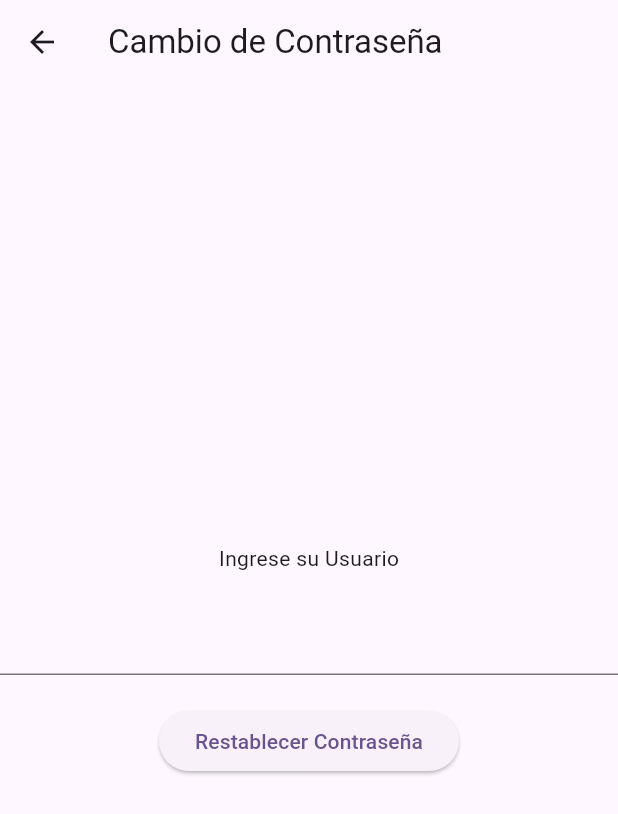
After one commit to Atom-137/Proyecto-Graduacion, a Flutter app: the screen it shows after launch, after a tap on "¿Olvidaste la contraseña?", on a phone screen of 412 x 824 dp. The commit adds this screen. Shown: the top 814 px of the screen. Run offline on Flutter 3.47's test engine with Material 3 defaults, Android fonts, the phone set to English and light mode, and no system bars; our stand-ins replace go_router; network calls fail.

Commit message:
Reset contraseña

```diff
--- a/lib/pantallas/home_screen.dart
+++ b/lib/pantallas/home_screen.dart
@@ -28,7 +28,7 @@ class HomeScreen extends StatelessWidget {
               margin : const EdgeInsets.all(8.0),
               child  : ListTile(
                 title    : Text(rutaAux['modulo']!),
-                subtitle : const Text('Este es el subtitulo'),
+                subtitle : Text(rutaAux['descripcion']!),
                 trailing : const Icon(Icons.arrow_forward),
                 onTap    : () {
                          context.go( rutaAux['path']! );
--- a/lib/pantallas/iniciar_sesion_screen.dart
+++ b/lib/pantallas/iniciar_sesion_screen.dart
@@ -99,8 +99,9 @@ class Datos extends StatefulWidget {
 
 class _DatosState extends State<Datos> {
 
-  bool               obs        = true;
-  Map<String,String> datosLogin = {};
+  bool               obs            = true;
+  Map<String,String> datosLogin     = {};
+  bool               confirmarPass  = false;
 
   @override
   Widget build(BuildContext context) {
@@ -160,6 +161,23 @@ class _DatosState extends State<Datos> {
                 ),
                 onChanged: ( value ) => datosLogin['password'] = value,
               ),
+              if( confirmarPass )
+              TextFormField(
+                obscureText: obs,
+                decoration: InputDecoration(
+                  border: const OutlineInputBorder(),
+                  hintText: 'Confirme su Contraseña',
+                  suffixIcon: IconButton(
+                    icon: const Icon( Icons.remove_red_eye_outlined),
+                    onPressed: () {
+                      setState(() {
+                        obs = !obs;
+                      });
+                    },
+                  )
+                ),
+                onChanged: ( value ) => datosLogin['password'] = value,
+              ),
               const SizedBox( height: 20 ),
               Column(
                   children: [
@@ -168,7 +186,7 @@ class _DatosState extends State<Datos> {
                   width: double.infinity,
                     height: 50,
                     child: ElevatedButton(
-                      onPressed: () async{
+                      onPressed: () async {
 
                         if( datosLogin['username'] == null || datosLogin['username']!.isEmpty ){
                           UltisWidget().mostrarMensaje(context, 'Ingrese su Usuario', Colors.orange);
@@ -181,11 +199,15 @@ class _DatosState extends State<Datos> {
                             RespuestaApi rs      = await auth.login(datosLogin);
                             Color colorRespuesta = rs.respuesta == 'success' ? Colors.green : Colors.orange;
 
+
                             if( !context.mounted ) return;
 
                             UltisWidget().mostrarMensaje(context, rs.mensaje, colorRespuesta);
 
                             if( rs.respuesta == 'success'){
+                                setState(() {
+                                  confirmarPass = true;
+                                });
                                 context.goNamed('home');
                             }
                         }
@@ -202,7 +224,8 @@ class _DatosState extends State<Datos> {
                       ),
                     ),
                   ),
-                const SizedBox(),
+                    const SizedBox(),
+                    const ResetPassword()
                 ],
               )
             ],
@@ -214,35 +237,27 @@ class _DatosState extends State<Datos> {
 }
 
 
-/*class Remember extends StatefulWidget {
-  const Remember({super.key});
+class ResetPassword extends StatefulWidget {
+  const ResetPassword({super.key});
 
   @override
-  State<Remember> createState() => _RememberState();
+  State<ResetPassword> createState() => _ResetPassword();
 }
 
-class _RememberState extends State<Remember> {
+class _ResetPassword extends State<ResetPassword> {
   @override
   Widget build(BuildContext context) {
 
-    bool valor = false;
-
     return Row(
       children: [
-        Checkbox(value: valor,
-                 onChanged: (valor) {
-                   setState(() {
-                     valor = !valor!;
-                   });
-                 }
-        ),
-        const Text('Recordarme'),
         const Spacer(),
         TextButton(
-          onPressed: (){},
+          onPressed: (){
+              context.go('/login/resetPassword');
+          },
           child: const Text('¿Olvidaste la contraseña?')
         )
       ],
     );
   }
-}*/
+}
--- /dev/null
+++ b/lib/pantallas/reset_password_screen.dart
@@ -0,0 +1,29 @@
+import 'package:flutter/material.dart';
+
+
+class ResetPasswordScreen extends StatelessWidget {
+  const ResetPasswordScreen({super.key});
+
+  @override
+  Widget build(BuildContext context) {
+
+    String userReset;
+
+    return Scaffold(
+      appBar: AppBar( title: Text('Cambio de Contraseña')),
+      body: Column(
+          crossAxisAlignment: CrossAxisAlignment.center,
+          mainAxisAlignment:  MainAxisAlignment.center,
+          children: [
+            Text('Ingrese su Usuario'),
+            SizedBox( height:  20,),
+            TextFormField(onChanged: (value) => userReset = value ),
+            SizedBox( height:  20,),
+            ElevatedButton(onPressed: () => {
+
+            }, child: Text('Restablecer Contraseña'))
+          ],
+      ),
+    );
+  }
+}
--- a/lib/routes/main_route.dart
+++ b/lib/routes/main_route.dart
@@ -1,6 +1,7 @@
 
 import 'package:app_notas_v2/pantallas/ciclo_escolar_screen.dart';
 import 'package:app_notas_v2/pantallas/registro_grados_screen.dart';
+import 'package:app_notas_v2/pantallas/reset_password_screen.dart';
 import 'package:app_notas_v2/pantallas/screens.dart';
 import 'package:app_notas_v2/pantallas/ver_estudiantes_screen.dart';
 import 'package:app_notas_v2/pantallas/ver_maestros_screen.dart';
@@ -61,16 +62,21 @@ class MainRoute{
               path    : 'cicloEscolar',
               name    : 'cicloEscolar',
               builder : (context, state) => const CicloEscolarScreen(),
-            ),
-
+            )
           ]
         ),
         GoRoute(
           path    : '/login' ,
           name    : 'login',
-          builder : (context, state) => const IniciarSesionScreen()
-        ),
-
+          builder : (context, state) => const IniciarSesionScreen(),
+          routes  : [
+            GoRoute(
+                path    : 'resetPassword',
+                name    : 'resetPassword',
+                builder : (context, state) => const ResetPasswordScreen()
+            )
+          ]
+        )
       ]
   );
 
@@ -84,6 +90,6 @@ class MainRoute{
     {'modulo': 'Ver Estudiantes'    , 'path':'/verEstudiantes', 'descripcion': 'Modulo para visualizacion de Estudiantes'},
     {'modulo': 'Ver Maestros'       , 'path':'/verMaestros'   , 'descripcion': 'Modulo para visualizacion de Masetros'},
     {'modulo': 'Ciclos Escolares'   , 'path':'/cicloEscolar'  , 'descripcion': 'Modulo para Ciclos Escolares'},
-
+    // {'modulo': 'Reset Password'     , 'path':'/resetPassword'  , 'descripcion': 'Modulo para Ciclos Escolares'},
   ];
 }
--- a/lib/shared/services/query_service.dart
+++ b/lib/shared/services/query_service.dart
@@ -5,10 +5,10 @@ import '../../models/models.dart';
 
 class QueryService{
 
-  final String _baseUrl = 'http://192.168.0.187:5000/apinotas';
+  // final String _baseUrl = 'http://192.168.0.187:5000/apinotas';
 
   // CONFIG PRODUCCION
-  // final String _baseUrl = 'http://3.133.134.198:8000 /apinotas';
+  final String _baseUrl = 'http://3.133.134.198:8000/apinotas';
 
   Future <RespuestaApi> ejecutarQuery(String endpoint, String datos ) async{
 
```
